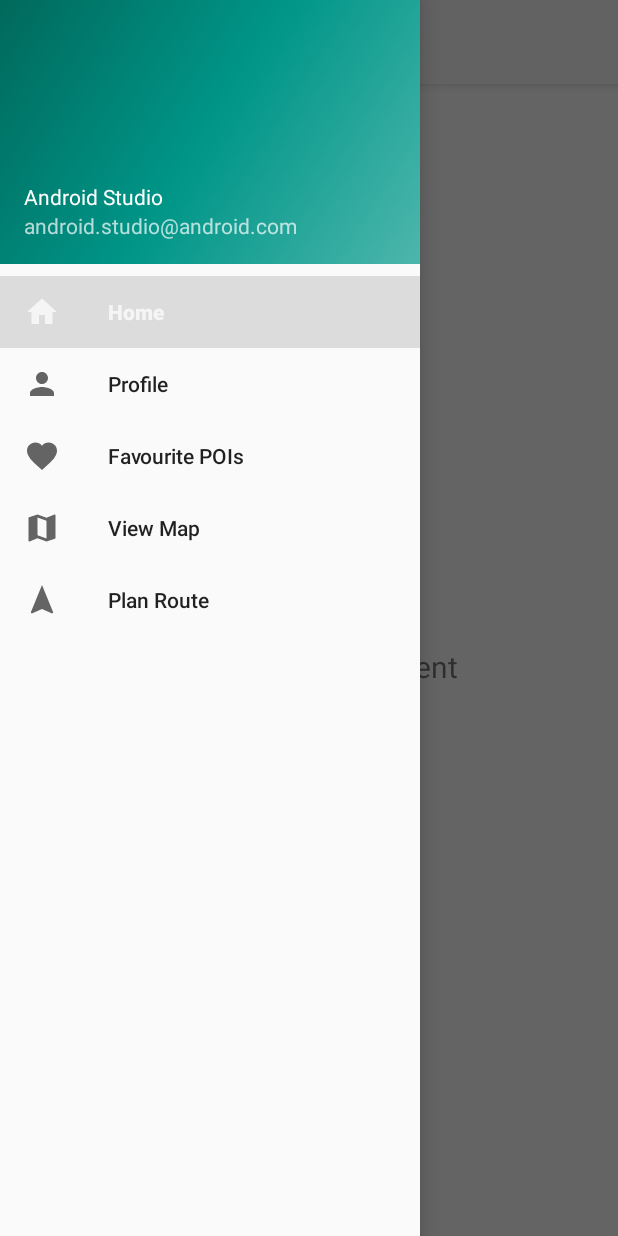
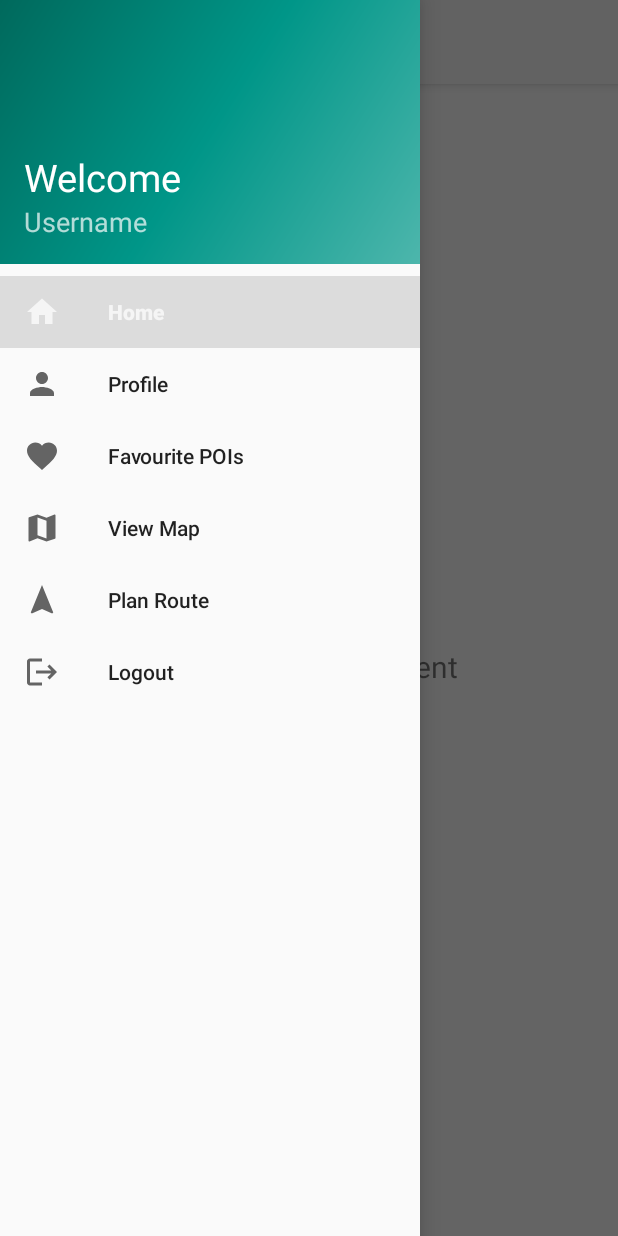
Before and after one commit to cheekeong1002/FYP, an Android app: the Menu screen opened directly, with no data from a screen before it, with the side drawer open, on a phone screen of 412 x 824 dp. Run offline under Robolectric (Android 15) with nearby library versions, the phone set to English and light mode, and no system bars; our stand-ins replace Firebase (no records; nobody signed in at launch, a user with empty details on screens opened directly), navigation-ui.

Commit message:
Added logout function

```diff
--- a/app/src/main/java/com/example/fypmock/Menu.java
+++ b/app/src/main/java/com/example/fypmock/Menu.java
@@ -1,11 +1,22 @@
 package com.example.fypmock;
 
 import android.content.Intent;
+import android.content.SharedPreferences;
 import android.os.Bundle;
 import android.util.Log;
 import android.view.MenuItem;
+import android.view.View;
+import android.widget.TextView;
+import android.widget.Toast;
 
 import com.google.android.material.navigation.NavigationView;
+import com.google.firebase.auth.FirebaseAuth;
+import com.google.firebase.auth.FirebaseUser;
+import com.google.firebase.database.DataSnapshot;
+import com.google.firebase.database.DatabaseError;
+import com.google.firebase.database.DatabaseReference;
+import com.google.firebase.database.FirebaseDatabase;
+import com.google.firebase.database.ValueEventListener;
 
 import androidx.annotation.NonNull;
 import androidx.navigation.NavController;
@@ -15,15 +26,43 @@
 import androidx.drawerlayout.widget.DrawerLayout;
 import androidx.appcompat.app.AppCompatActivity;
 import androidx.appcompat.widget.Toolbar;
+import androidx.preference.PreferenceManager;
 
 public class Menu extends AppCompatActivity {
 
     private AppBarConfiguration mAppBarConfiguration;
+    private FirebaseUser user;
+    private DatabaseReference ref;
+    private String userID;
 
     @Override
     protected void onCreate(Bundle savedInstanceState) {
         super.onCreate(savedInstanceState);
         setContentView(R.layout.activity_menu);
+
+        user = FirebaseAuth.getInstance().getCurrentUser();
+        ref = FirebaseDatabase.getInstance().getReference("Users");
+        userID = user.getUid();
+
+        ref.child(userID).addListenerForSingleValueEvent(new ValueEventListener() {
+            @Override
+            public void onDataChange(@NonNull DataSnapshot snapshot) {
+                User userProfile = snapshot.getValue(User.class);
+
+                if (userProfile != null){
+                    NavigationView navigationView = (NavigationView) findViewById(R.id.nav_view);
+                    View headerView = navigationView.getHeaderView(0);
+                    TextView navUsername = (TextView) headerView.findViewById(R.id.tv_greeting_username);
+                    navUsername.setText(userProfile.username);
+                }
+            }
+
+            @Override
+            public void onCancelled(@NonNull DatabaseError error) {
+                Toast.makeText(Menu.this, "Failed to get user data!", Toast.LENGTH_LONG).show();
+            }
+        });
+
         Toolbar toolbar = findViewById(R.id.toolbar);
         setSupportActionBar(toolbar);
         DrawerLayout drawer = findViewById(R.id.drawer_layout);
@@ -53,6 +92,15 @@
                         startActivity(intent);
                         break;
 
+                    case "Logout":
+                        FirebaseAuth.getInstance().signOut();
+                        SharedPreferences prefs = PreferenceManager.getDefaultSharedPreferences(Menu.this);
+                        prefs.edit().putBoolean("IsLogin", false).apply();
+
+                        intent = new Intent(Menu.this, LoginActivity.class);
+                        startActivity(intent);
+                        break;
+
                 }
                 return false;
             }
--- a/app/src/main/java/com/example/fypmock/RegisterActivity.java
+++ b/app/src/main/java/com/example/fypmock/RegisterActivity.java
@@ -19,6 +19,8 @@
 import com.google.firebase.auth.AuthResult;
 import com.google.firebase.auth.FirebaseAuth;
 import com.google.firebase.database.FirebaseDatabase;
+
+import java.util.ArrayList;
 
 public class RegisterActivity extends AppCompatActivity implements View.OnClickListener{
 
@@ -108,7 +110,7 @@
                     @Override
                     public void onComplete(@NonNull Task<AuthResult> task) {
                         if (task.isSuccessful()){
-                            User user = new User(username, email, "user");
+                            User user = new User(username, email, "user", "");
 
                             FirebaseDatabase.getInstance().getReference("Users")
                                     .child(FirebaseAuth.getInstance().getCurrentUser().getUid())
--- /dev/null
+++ b/app/src/main/res/drawable/ic_logout.xml
@@ -0,0 +1,11 @@
+<vector xmlns:android="http://schemas.android.com/apk/res/android"
+    android:width="24dp"
+    android:height="24dp"
+    android:viewportWidth="24"
+    android:viewportHeight="24"
+    android:tint="?attr/colorControlNormal"
+    android:autoMirrored="true">
+  <path
+      android:fillColor="@android:color/white"
+      android:pathData="M17,7l-1.41,1.41L18.17,11H8v2h10.17l-2.58,2.58L17,17l5,-5zM4,5h8V3H4c-1.1,0 -2,0.9 -2,2v14c0,1.1 0.9,2 2,2h8v-2H4V5z"/>
+</vector>
--- a/app/src/main/res/layout/nav_header_main.xml
+++ b/app/src/main/res/layout/nav_header_main.xml
@@ -13,25 +13,20 @@
     android:orientation="vertical"
     android:gravity="bottom">
 
-    <ImageView
-        android:visibility="invisible"
-        android:layout_width="wrap_content"
-        android:layout_height="wrap_content"
-        android:paddingTop="@dimen/nav_header_vertical_spacing"
-        app:srcCompat="@mipmap/ic_launcher_round"
-        android:contentDescription="@string/nav_header_desc"
-        android:id="@+id/imageView" />
-
     <TextView
+        android:id="@+id/tv_greeting"
         android:layout_width="match_parent"
         android:layout_height="wrap_content"
         android:paddingTop="@dimen/nav_header_vertical_spacing"
-        android:text="@string/nav_header_title"
+        android:text="@string/welcome"
+        android:textSize="25sp"
         android:textAppearance="@style/TextAppearance.AppCompat.Body1" />
 
     <TextView
+        android:id="@+id/tv_greeting_username"
         android:layout_width="wrap_content"
         android:layout_height="wrap_content"
-        android:text="@string/nav_header_subtitle"
-        android:id="@+id/textView" />
+        android:textSize="18sp"
+        android:text="@string/username"
+        />
 </LinearLayout>
--- a/app/src/main/res/menu/activity_main_drawer.xml
+++ b/app/src/main/res/menu/activity_main_drawer.xml
@@ -27,5 +27,10 @@
             android:id="@+id/plan_route"
             android:icon="@drawable/ic_baseline_navigation_24"
             android:title="@string/plan_route" />
+
+        <item
+            android:id="@+id/logout"
+            android:icon="@drawable/ic_logout"
+            android:title="@string/logout" />
     </group>
 </menu>
--- a/app/src/main/res/values/strings.xml
+++ b/app/src/main/res/values/strings.xml
@@ -12,13 +12,13 @@
     <string name="username">Username</string>
     <string name="Email">Email</string>
     <string name="Password">Password</string>
+    <string name="logout">Logout</string>
+    <string name="welcome">Welcome</string>
     <string name="no_account">I don\'t have an account</string>
     <string name="have_account">I have an account</string>
     <string name="title_activity_menu">menu</string>
     <string name="navigation_drawer_open">Open navigation drawer</string>
     <string name="navigation_drawer_close">Close navigation drawer</string>
-    <string name="nav_header_title">Android Studio</string>
-    <string name="nav_header_subtitle">android.studio@android.com</string>
     <string name="nav_header_desc">Navigation header</string>
     <string name="action_settings">Settings</string>
 </resources>
```
Also changed, not shown: app/src/main/java/com/example/fypmock/User.java (+5 -4 lines).
